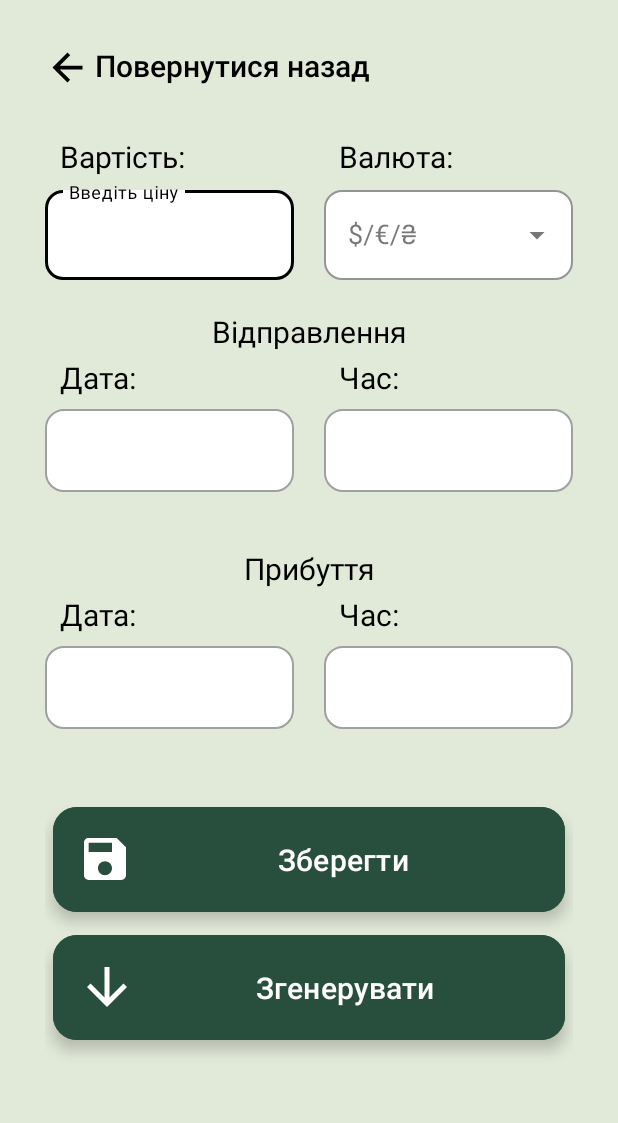
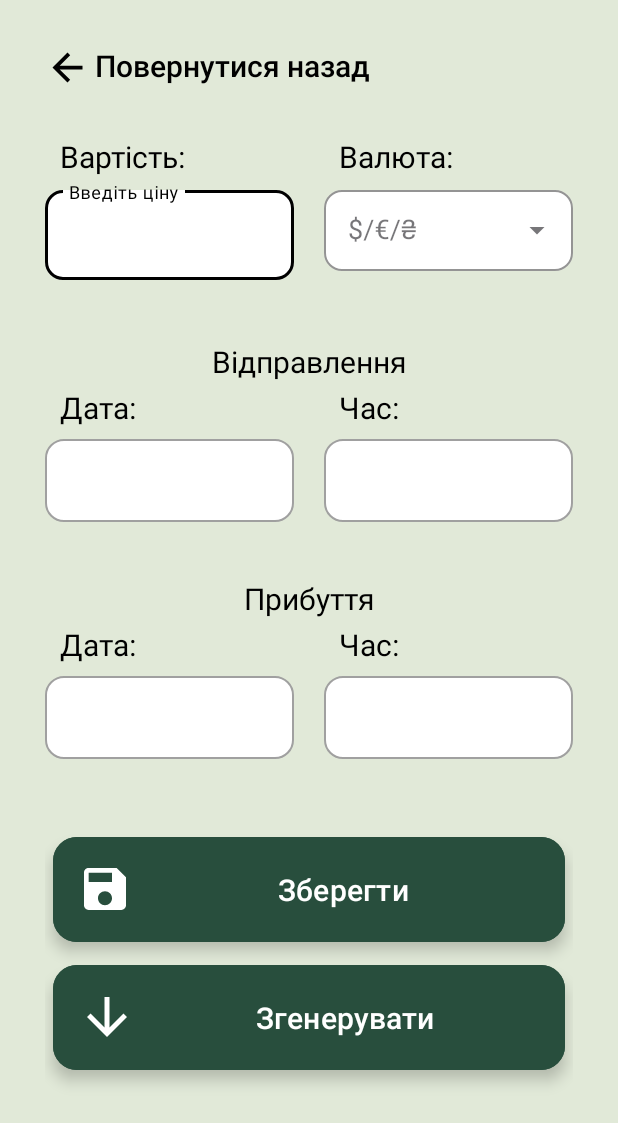
Before and after one commit to NazariiHuliak/TicketGenarator, an Android app: the EnterTicketDataTime screen opened directly, with no data from a screen before it, on a phone screen of 412 x 824 dp. Shown: the top 1123 px of the screen. Run offline under Robolectric (Android 15) with nearby library versions, the phone set to English and light mode, and no system bars; 1 statement that could not run was skipped.

Commit message:
fixed design and bug with editing currency

```diff
--- a/app/src/main/java/com/example/ticketgeneratorproject/EnterTicketData.kt
+++ b/app/src/main/java/com/example/ticketgeneratorproject/EnterTicketData.kt
@@ -52,6 +52,7 @@ class EnterTicketData : AppCompatActivity() {
                     ticket.departureAddress.street + ", " + ticket.departureAddress.number)
             destination.setText(ticket.destinationAddress.country + ", " + ticket.destinationAddress.city + ", " +
                     ticket.destinationAddress.street + ", " + ticket.destinationAddress.number)
+
         }
 
         fullname.addTextChangedListener {
--- a/app/src/main/java/com/example/ticketgeneratorproject/EnterTicketDataTime.kt
+++ b/app/src/main/java/com/example/ticketgeneratorproject/EnterTicketDataTime.kt
@@ -28,7 +28,6 @@ import androidx.core.content.ContextCompat
 import androidx.core.widget.addTextChangedListener
 import com.example.ticketgeneratorproject.DataBase.DataBaseAdapter
 import com.example.ticketgeneratorproject.Entities.Currency
-import com.example.ticketgeneratorproject.Entities.Currency.Companion.parseToString
 import com.example.ticketgeneratorproject.Entities.DateTime
 import com.example.ticketgeneratorproject.Entities.TicketModel
 import com.google.android.material.textfield.TextInputEditText
@@ -40,6 +39,16 @@ import java.util.*
 
 
 class EnterTicketDataTime: AppCompatActivity() {
+    private lateinit var currencyDropDownMenu: AutoCompleteTextView
+    private lateinit var price: TextView
+    private lateinit var priceLayout: TextInputLayout
+    private lateinit var currencyLayout: TextInputLayout
+
+    private lateinit var departureLayoutTime: RelativeLayout
+    private lateinit var departureLayoutDate: RelativeLayout
+    private lateinit var destinationLayoutTime: RelativeLayout
+    private lateinit var destinationLayoutDate: RelativeLayout
+
     private lateinit var departureDateText: TextView
     private lateinit var departureTimeText: TextView
     private lateinit var destinationDateText: TextView
@@ -61,17 +70,20 @@ class EnterTicketDataTime: AppCompatActivity() {
         super.onCreate(savedInstanceState)
         setContentView(R.layout.activity_enter_ticket_data_time)
 
-        var currency = findViewById<AutoCompleteTextView>(R.id.auto_complete1)
+        //setting list of items for auto complete text view
+        currencyDropDownMenu = findViewById<AutoCompleteTextView>(R.id.auto_complete1)
         val items = listOf("₴ Гривня", "\$ Долар", "€ Євро")
         val adapter = ArrayAdapter(this, R.layout.currency_item, items)
-        currency.setAdapter(adapter)
+        currencyDropDownMenu.setAdapter(adapter)
 
-        val price = findViewById<TextInputEditText>(R.id.price)
-        val price_layout = findViewById<TextInputLayout>(R.id.price_layout)
-        val currency_layout = findViewById<TextInputLayout>(R.id.currency_layout)
+        price = findViewById<TextInputEditText>(R.id.price)
+        priceLayout = findViewById<TextInputLayout>(R.id.price_layout)
+        currencyLayout = findViewById<TextInputLayout>(R.id.currency_layout)
 
-        val intentHasExtraToUpdate = intent.hasExtra("EnterTicketData_TO_EnterTicketDataTime_TicketData_Update")
-        val intentHasExtraToCreateSimilar = intent.hasExtra("EnterTicketData_TO_EnterTicketDataTime_TicketData_CreateSimilar")
+        departureLayoutTime = findViewById(R.id.btn_departure_time)
+        departureLayoutDate = findViewById(R.id.btn_departure_date)
+        destinationLayoutTime = findViewById(R.id.btn_destination_time)
+        destinationLayoutDate = findViewById(R.id.btn_destination_date)
 
         departureDateText = findViewById(R.id.departure_date)
         destinationDateText = findViewById(R.id.destination_date)
@@ -88,10 +100,30 @@ class EnterTicketDataTime: AppCompatActivity() {
         error_icon_3 = findViewById(R.id.error_icon_3)
         error_icon_4 = findViewById(R.id.error_icon_4)
 
-        var hasErrors = false
+        //find intent Extra and set proper data
+        val intentHasExtraToUpdate = intent.hasExtra("EnterTicketData_TO_EnterTicketDataTime_TicketData_Update")
+        val intentHasExtraToCreateSimilar = intent.hasExtra("EnterTicketData_TO_EnterTicketDataTime_TicketData_CreateSimilar")
+        ticket = if (intentHasExtraToUpdate) {
+            intent.getSerializableExtra("EnterTicketData_TO_EnterTicketDataTime_TicketData_Update")
+                    as TicketModel
+        } else if (intentHasExtraToCreateSimilar) {
+            intent.getSerializableExtra("EnterTicketData_TO_EnterTicketDataTime_TicketData_CreateSimilar")
+                    as TicketModel
+        } else {
+            intent.getSerializableExtra("EnterTicketData_TO_EnterTicketDataTime_TicketData_Complete")
+                    as TicketModel
+        }
+        if(intentHasExtraToUpdate || intentHasExtraToCreateSimilar) {
+            departureDateText.text = ticket.departureDateTime.Date
+            departureTimeText.text = ticket.departureDateTime.Time
+            destinationDateText.text = ticket.destinationDateTime.Date
+            destinationTimeText.text = ticket.destinationDateTime.Time
+            price.text = ticket.price.toString()
+            currencyDropDownMenu.setText(Currency.parseToString(ticket.currency), false)
+        }
 
-        var dbAdapter = DataBaseAdapter(this)
-
+        var hasInputtingErrors = false
+        val dbAdapter = DataBaseAdapter(this)
         var datePickerState = -1
         var timePickerState = -1
         val myCalendar = Calendar.getInstance()
@@ -106,24 +138,7 @@ class EnterTicketDataTime: AppCompatActivity() {
                 else -> Log.d("processing", "problem")
             }
         }
-
-        price.addTextChangedListener {
-            if(it!!.count()>0){
-                price_layout.error = null
-                hasErrors = false
-            }
-        }
-
-        currency.addTextChangedListener {
-            if(it!!.count()>0){
-                currency_layout.error = null
-                hasErrors = false
-            }
-        }
-
-
-
-        val timePickerListener = TimePickerDialog.OnTimeSetListener { view, hourOfDay, minute ->
+        val timePicker = TimePickerDialog.OnTimeSetListener { view, hourOfDay, minute ->
             myCalendar.set(Calendar.HOUR_OF_DAY, hourOfDay)
             myCalendar.set(Calendar.MINUTE, minute)
             when (timePickerState){
@@ -133,86 +148,70 @@ class EnterTicketDataTime: AppCompatActivity() {
             }
         }
 
+        price.addTextChangedListener {
+            if(it!!.count()>0){
+                priceLayout.error = null
+                hasInputtingErrors = false
+            }
+        }
+        currencyDropDownMenu.addTextChangedListener {
+            if(it!!.count()>0){
+                currencyLayout.error = null
+                hasInputtingErrors = false
+            }
+        }
         departureDateText.addOnLayoutChangeListener { view, i, i2, i3, i4, i5, i6, i7, i8 ->
             if(departureDateText.text!!.isNotEmpty()){
                 errorText1.visibility = View.INVISIBLE
                 error_icon_1.visibility = View.INVISIBLE
-                hasErrors = false
+                hasInputtingErrors = false
             }
         }
-
         departureTimeText.addOnLayoutChangeListener { view, i, i2, i3, i4, i5, i6, i7, i8 ->
             if(departureDateText.text!!.isNotEmpty()){
                 errorText2.visibility = View.INVISIBLE
                 error_icon_2.visibility = View.INVISIBLE
-                hasErrors = false
+                hasInputtingErrors = false
             }
         }
-
         destinationDateText.addOnLayoutChangeListener { view, i, i2, i3, i4, i5, i6, i7, i8 ->
             if(departureDateText.text!!.isNotEmpty()){
                 errorText3.visibility = View.INVISIBLE
                 error_icon_3.visibility = View.INVISIBLE
-                hasErrors = false
+                hasInputtingErrors = false
             }
         }
-
         destinationTimeText.addOnLayoutChangeListener { view, i, i2, i3, i4, i5, i6, i7, i8 ->
             if(departureDateText.text!!.isNotEmpty()){
                 errorText4.visibility = View.INVISIBLE
                 error_icon_4.visibility = View.INVISIBLE
-                hasErrors = false
+                hasInputtingErrors = false
             }
         }
 
-        if(intentHasExtraToUpdate)
-            ticket = intent.getSerializableExtra("EnterTicketData_TO_EnterTicketDataTime_TicketData_Update")
-                    as TicketModel
-        else if(intentHasExtraToCreateSimilar)
-            ticket = intent.getSerializableExtra("EnterTicketData_TO_EnterTicketDataTime_TicketData_CreateSimilar")
-                    as TicketModel
-        else
-            ticket = intent.getSerializableExtra("EnterTicketData_TO_EnterTicketDataTime_TicketData_Complete")
-                    as TicketModel
-
-        if(intentHasExtraToUpdate || intentHasExtraToCreateSimilar) {
-            departureDateText.text = ticket.departureDateTime.Date
-            departureTimeText.text = ticket.departureDateTime.Time
-
-            destinationDateText.text = ticket.destinationDateTime.Date
-            destinationTimeText.text = ticket.destinationDateTime.Time
-
-            price.setText(ticket.price.toString())
-
-        }
-
-        findViewById<RelativeLayout>(R.id.btn_departure_date).setOnClickListener {
+        departureLayoutDate.setOnClickListener {
             DatePickerDialog( this, R.style.CustomDatePickerDialogTheme, datePicker, myCalendar.get(Calendar.YEAR), myCalendar.get(Calendar.MONTH),
                 myCalendar.get(Calendar.DAY_OF_MONTH)).show()
             datePickerState = 1
         }
-
-        findViewById<RelativeLayout>(R.id.btn_destination_date).setOnClickListener {
+        destinationLayoutDate.setOnClickListener {
             DatePickerDialog( this, R.style.CustomDatePickerDialogTheme, datePicker, myCalendar.get(Calendar.YEAR), myCalendar.get(Calendar.MONTH),
                 myCalendar.get(Calendar.DAY_OF_MONTH)).show()
             datePickerState = 2
         }
-
-        findViewById<RelativeLayout>(R.id.btn_departure_time).setOnClickListener {
-            TimePickerDialog(this, R.style.CustomDatePickerDialogTheme, timePickerListener, myCalendar.get(Calendar.HOUR_OF_DAY),
+        departureLayoutTime.setOnClickListener {
+            TimePickerDialog(this, R.style.CustomDatePickerDialogTheme, timePicker, myCalendar.get(Calendar.HOUR_OF_DAY),
                 myCalendar.get(Calendar.MINUTE), true).show()
             timePickerState = 1
         }
-
-        findViewById<RelativeLayout>(R.id.btn_destination_time).setOnClickListener {
-            TimePickerDialog(this, R.style.CustomDatePickerDialogTheme, timePickerListener, myCalendar.get(Calendar.HOUR_OF_DAY),
+        destinationLayoutTime.setOnClickListener {
+            TimePickerDialog(this, R.style.CustomDatePickerDialogTheme, timePicker, myCalendar.get(Calendar.HOUR_OF_DAY),
                 myCalendar.get(Calendar.MINUTE), true).show()
             timePickerState = 2
         }
-
-        currency.setOnClickListener {
+        currencyDropDownMenu.setOnClickListener {
             val inputMethodManager = getSystemService(Context.INPUT_METHOD_SERVICE) as InputMethodManager
-            inputMethodManager.hideSoftInputFromWindow(currency.windowToken, 0)
+            inputMethodManager.hideSoftInputFromWindow(currencyDropDownMenu.windowToken, 0)
         }
 
         findViewById<LinearLayout>(R.id.back_to_previous_page).setOnClickListener{
@@ -221,40 +220,41 @@ class EnterTicketDataTime: AppCompatActivity() {
 
         findViewById<Button>(R.id.save_ticket).setOnClickListener {
             val priceText = price.text.toString()
-            val currencyText = currency.text.toString()
+            val currencyText = currencyDropDownMenu.text.toString()
 
             if(priceText.isEmpty()){
-                price_layout.error = "Введіть дані"
-                hasErrors = true
+                priceLayout.error = "Введіть дані"
+                hasInputtingErrors = true
             }
             if(currencyText.isEmpty()){
-                currency_layout.error = "Введіть дані"
-                hasErrors = true
+                currencyLayout.error = "Введіть дані"
+                hasInputtingErrors = true
             }
-
             if (departureDateText.text.isEmpty()) {
                 errorText1.visibility = View.VISIBLE
                 error_icon_1.visibility = View.VISIBLE
-                hasErrors = true
+                hasInputtingErrors = true
             }
             if (departureTimeText.text.isEmpty()) {
                 errorText2.visibility = View.VISIBLE
                 error_icon_2.visibility = View.VISIBLE
-                hasErrors = true
+                hasInputtingErrors = true
             }
             if (destinationDateText.text.isEmpty()) {
                 errorText3.visibility = View.VISIBLE
                 error_icon_3.visibility = View.VISIBLE
-                hasErrors = true
+                hasInputtingErrors = true
             }
             if (destinationTimeText.text.isEmpty()) {
                 errorText4.visibility = View.VISIBLE
                 error_icon_4.visibility = View.VISIBLE
-                hasErrors = true
+                hasInputtingErrors = true
             }
-            if (!hasErrors) {
+
+            if (!hasInputtingErrors) {
                 ticket.price = priceText.toDouble()
                 ticket.currency = Currency.parseToCurrency(currencyText)
+
                 ticket.departureDateTime =
                     DateTime.parseDateTime("${departureDateText.text} ${departureTimeText.text}")
                 ticket.destinationDateTime =
@@ -273,41 +273,40 @@ class EnterTicketDataTime: AppCompatActivity() {
                 startActivity(intent)
             }
         }
-
         findViewById<Button>(R.id.generate_ticket).setOnClickListener {
             val priceText = price.text.toString()
-            val currencyText = currency.text.toString()
+            val currencyText = currencyDropDownMenu.text.toString()
             if(priceText.isEmpty()){
-                price_layout.error = "Введіть дані"
-                hasErrors = true
+                priceLayout.error = "Введіть дані"
+                hasInputtingErrors = true
             }
 
             if(currencyText.isEmpty()){
-                currency_layout.error = "Введіть дані"
-                hasErrors = true
+                currencyLayout.error = "Введіть дані"
+                hasInputtingErrors = true
             }
 
             if(departureDateText.text.isEmpty()){
                 errorText1.visibility = View.VISIBLE
                 error_icon_1.visibility = View.VISIBLE
-                hasErrors = false
+                hasInputtingErrors = false
             }
             if(departureTimeText.text.isEmpty()){
                 errorText2.visibility = View.VISIBLE
                 error_icon_2.visibility = View.VISIBLE
-                hasErrors = false
+                hasInputtingErrors = false
             }
             if(destinationDateText.text.isEmpty()){
                 errorText3.visibility = View.VISIBLE
                 error_icon_3.visibility = View.VISIBLE
-                hasErrors = false
+                hasInputtingErrors = false
             }
             if(destinationTimeText.text.isEmpty()){
                 errorText4.visibility = View.VISIBLE
                 error_icon_4.visibility = View.VISIBLE
-                hasErrors = false
+                hasInputtingErrors = false
             }
-            if(hasErrors){
+            if(hasInputtingErrors){
                 ticket.departureDateTime = DateTime.parseDateTime("${departureDateText.text} ${departureTimeText.text}")
                 ticket.destinationDateTime = DateTime.parseDateTime("${destinationDateText.text} ${destinationTimeText.text}")
 
--- a/app/src/main/res/layout/activity_enter_ticket_data.xml
+++ b/app/src/main/res/layout/activity_enter_ticket_data.xml
@@ -177,8 +177,8 @@
                 android:layout_width="match_parent"
                 android:layout_height="wrap_content"
                 android:fontFamily="@font/rubik"
+                android:maxLines="3"
                 android:hint="Місто, адреса, номер будинку"
-                android:maxLines="1"
                 android:textColor="@color/black" />
         </com.google.android.material.textfield.TextInputLayout>
         <TextView
@@ -210,7 +210,7 @@
                 android:layout_height="wrap_content"
                 android:fontFamily="@font/rubik"
                 android:hint="Місто, адреса, номер будинку"
-                android:maxLines="1"
+                android:maxLines="3"
                 android:textColor="@color/black" />
         </com.google.android.material.textfield.TextInputLayout>
 
--- a/app/src/main/res/layout/activity_enter_ticket_data_time.xml
+++ b/app/src/main/res/layout/activity_enter_ticket_data_time.xml
@@ -110,7 +110,7 @@
                         <AutoCompleteTextView
                             android:id="@+id/auto_complete1"
                             android:layout_width="match_parent"
-                            android:layout_height="60dp"
+                            android:layout_height="54sp"
                             android:hint="$/€/₴"
                             android:textSize="18dp"
                             android:textColor="@color/black" />
@@ -122,6 +122,7 @@
                 android:layout_width="match_parent"
                 android:layout_height="wrap_content"
                 android:text="Відправлення"
+                android:layout_marginTop="20sp"
                 android:gravity="center"
                 android:fontFamily="@font/rubik"
                 android:textSize="20dp"
```
Also changed, not shown: app/src/main/java/com/example/ticketgeneratorproject/Entities/Currency.kt (+7 -7 lines).
